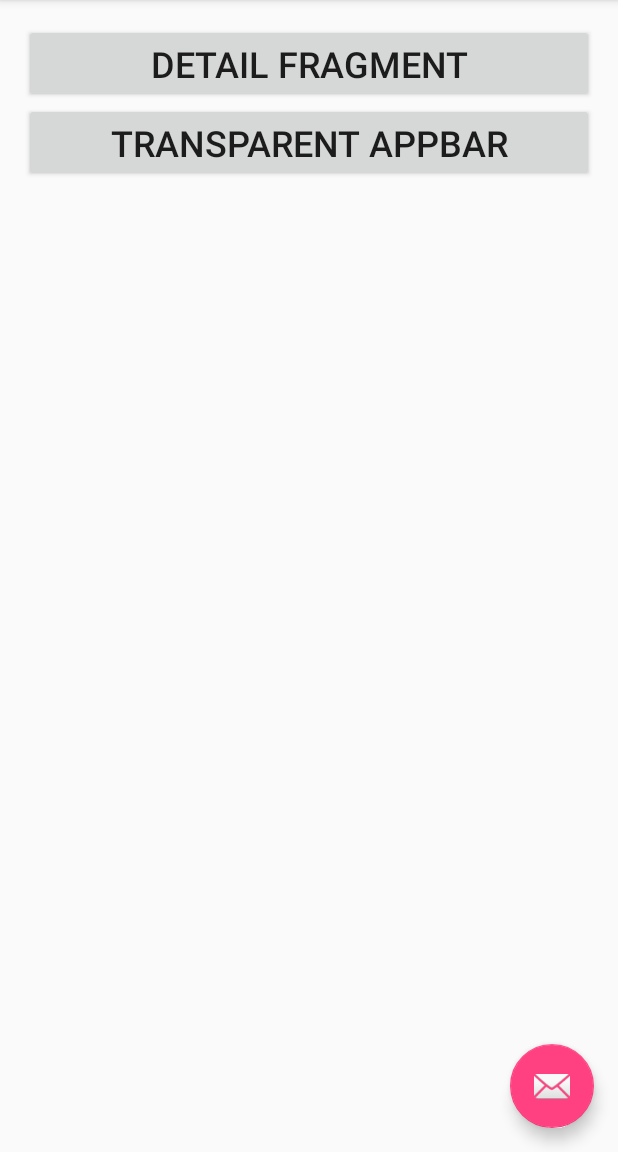
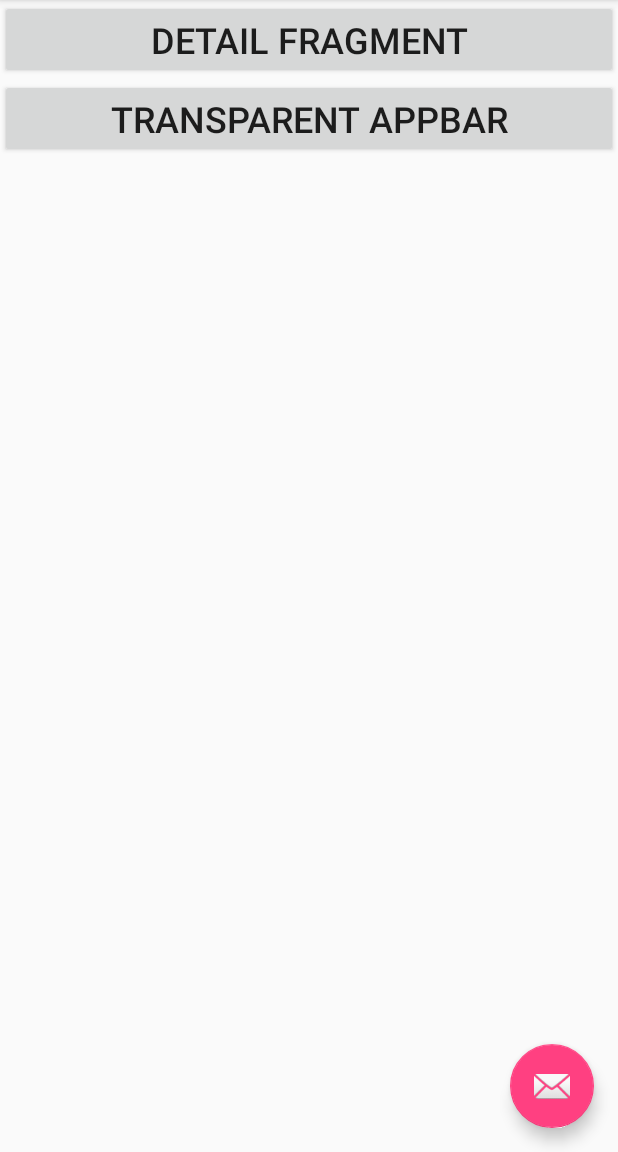
Before and after one commit to andaluz/MaterialDesign, an Android app: the screen it shows after launch (MainActivity), on a phone screen of 412 x 824 dp, the part 84-1236 px from its top. Run offline under Robolectric (Android 15) with nearby library versions, the phone set to English and light mode, and no system bars.

Commit message:
Removed padding in content layout.

```diff
--- a/app/src/main/res/layout/content_main.xml
+++ b/app/src/main/res/layout/content_main.xml
@@ -4,10 +4,6 @@
     xmlns:tools="http://schemas.android.com/tools"
     android:layout_width="match_parent"
     android:layout_height="match_parent"
-    android:paddingBottom="@dimen/activity_vertical_margin"
-    android:paddingLeft="@dimen/activity_horizontal_margin"
-    android:paddingRight="@dimen/activity_horizontal_margin"
-    android:paddingTop="@dimen/activity_vertical_margin"
     app:layout_behavior="@string/appbar_scrolling_view_behavior"
     tools:context="app.appplanet.com.mytoolbar.MainActivity"
     tools:showIn="@layout/app_bar_main">
```
